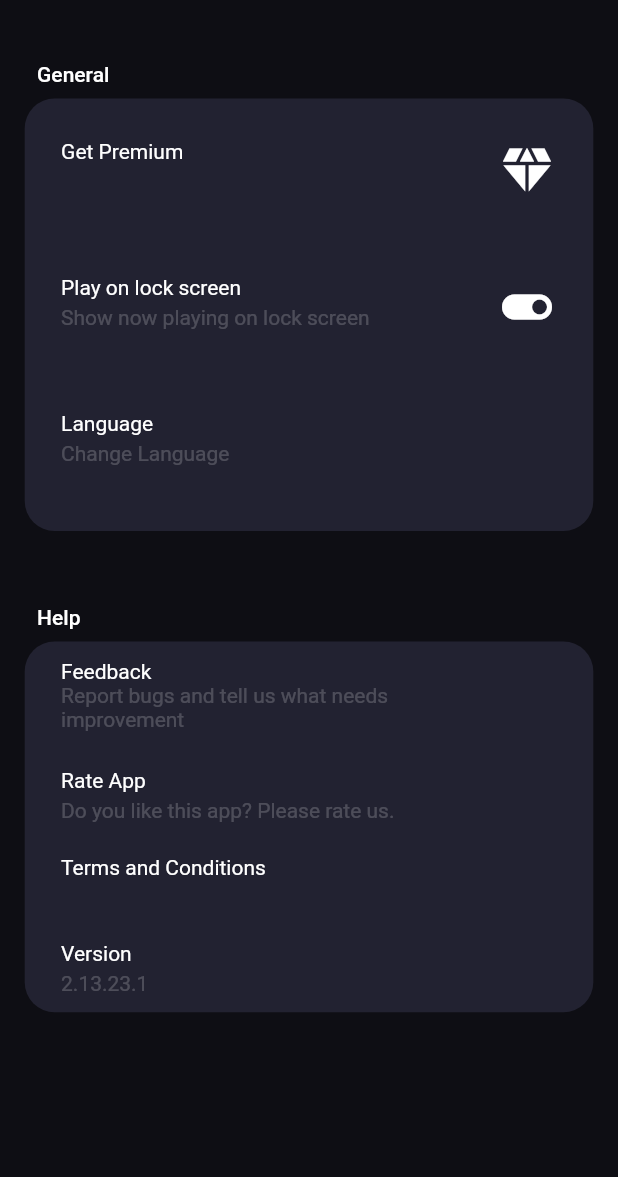
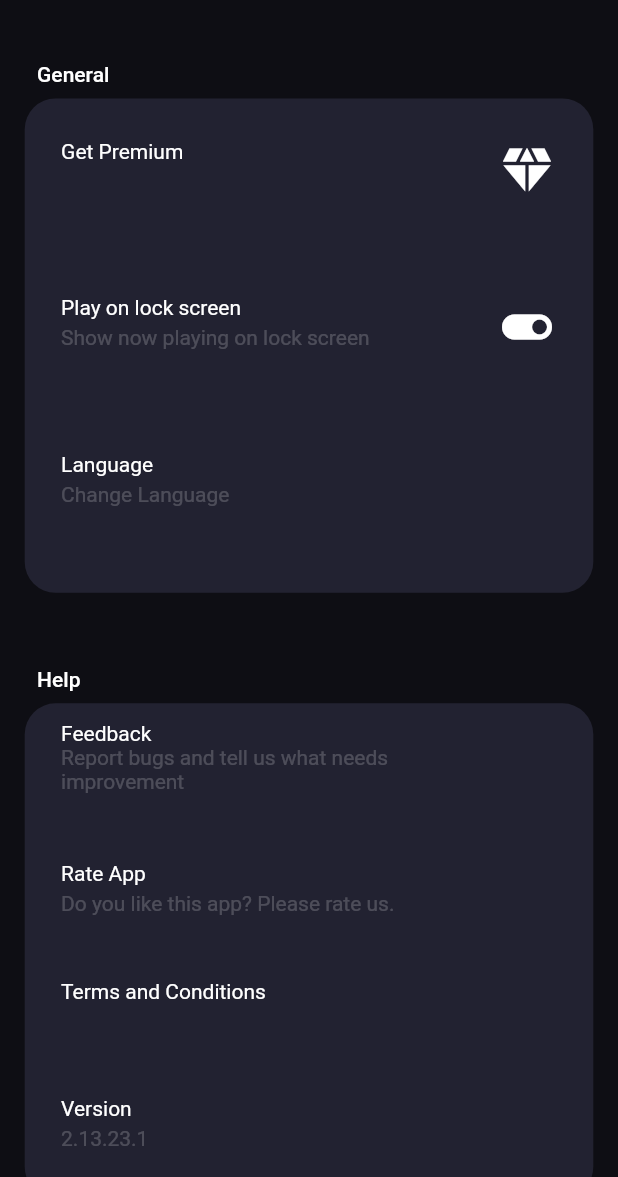
Before and after one commit to furkanagess/music_player_app, a Flutter app: the SettingsPageView screen opened by its route, on a phone screen of 412 x 824 dp, the part 59-1236 px from its top. Run offline on Flutter 3.47's test engine with Material 2 defaults, Android fonts, the phone set to English and light mode, and no system bars; our stand-ins replace audioplayers, dotted_border; network calls fail.

Commit message:
view fixes

```diff
--- a/lib/feature/view/settings/settings_view.dart
+++ b/lib/feature/view/settings/settings_view.dart
@@ -20,58 +20,13 @@ class SettingsPageView extends StatelessWidget {
             child: Column(
               children: [
                 generalSettingsText(context),
-                generalSettingsContainer(context),
+                const GeneralSettingsArea(),
                 SizedBox(height: context.dynamicHeight(0.05)),
                 helpSettingsText(context),
-                helpSettingsContainer(context),
+                const HelpSettingsArea(),
               ],
             ),
           ),
-        ),
-      ),
-    );
-  }
-
-  Container helpSettingsContainer(BuildContext context) {
-    return Container(
-      decoration: BoxDecoration(
-        color: AppColors().darkBlue,
-        borderRadius: BorderRadius.circular(20),
-      ),
-      height: context.dynamicHeight(0.3),
-      child: Padding(
-        padding: context.paddingLow,
-        child: Column(
-          mainAxisAlignment: MainAxisAlignment.spaceEvenly,
-          children: [
-            Expanded(
-              child: CustomSettingsListtile(
-                onTap: () {},
-                title: AppStrings.feedback,
-                subTitle: AppStrings.feedbackDesc,
-              ),
-            ),
-            Expanded(
-              child: CustomSettingsListtile(
-                onTap: () {},
-                title: AppStrings.rate,
-                subTitle: AppStrings.rateDesc,
-              ),
-            ),
-            Expanded(
-              child: CustomSettingsListtile(
-                onTap: () {},
-                title: AppStrings.terms,
-              ),
-            ),
-            Expanded(
-              child: CustomSettingsListtile(
-                onTap: () {},
-                title: AppStrings.version,
-                subTitle: AppStrings.versionDesc,
-              ),
-            ),
-          ],
         ),
       ),
     );
@@ -127,44 +82,131 @@ class SettingsPageView extends StatelessWidget {
       ],
     );
   }
+}
 
-  Container generalSettingsContainer(BuildContext context) {
+class GeneralSettingsArea extends StatelessWidget {
+  const GeneralSettingsArea({
+    super.key,
+  });
+
+  @override
+  Widget build(BuildContext context) {
     return Container(
       decoration: BoxDecoration(
         color: AppColors().darkBlue,
-        borderRadius: BorderRadius.circular(20),
+        borderRadius: BorderRadius.all(context.normalRadius),
       ),
-      height: context.dynamicHeight(0.35),
+      height: context.dynamicHeight(0.4),
       child: Padding(
         padding: context.paddingLow,
         child: Column(
           children: [
             Expanded(
-              child: CustomSettingsListtile(
-                onTap: () {},
-                title: AppStrings.getPremium,
-                icon: Icons.diamond,
-              ),
+              child: premiumListtile(),
             ),
             Expanded(
-              child: CustomSettingsListtile(
-                onTap: () {},
-                title: AppStrings.lockScreen,
-                subTitle: AppStrings.lockScreenDesc,
-                icon: Icons.toggle_on,
-                onPressed: () {},
-              ),
+              child: lockScreenListtile(),
             ),
             Expanded(
-              child: CustomSettingsListtile(
-                onTap: () {},
-                title: AppStrings.language,
-                subTitle: AppStrings.languageDesc,
-              ),
+              child: languageListtile(),
             ),
           ],
         ),
       ),
     );
   }
+
+  CustomSettingsListtile languageListtile() {
+    return CustomSettingsListtile(
+      onTap: () {},
+      title: AppStrings.language,
+      subTitle: AppStrings.languageDesc,
+    );
+  }
+
+  CustomSettingsListtile lockScreenListtile() {
+    return CustomSettingsListtile(
+      onTap: () {},
+      title: AppStrings.lockScreen,
+      subTitle: AppStrings.lockScreenDesc,
+      icon: Icons.toggle_on,
+      onPressed: () {},
+    );
+  }
+
+  CustomSettingsListtile premiumListtile() {
+    return CustomSettingsListtile(
+      onTap: () {},
+      title: AppStrings.getPremium,
+      icon: Icons.diamond,
+    );
+  }
 }
+
+class HelpSettingsArea extends StatelessWidget {
+  const HelpSettingsArea({
+    super.key,
+  });
+
+  @override
+  Widget build(BuildContext context) {
+    return Container(
+      decoration: BoxDecoration(
+        color: AppColors().darkBlue,
+        borderRadius: BorderRadius.all(context.normalRadius),
+      ),
+      height: context.dynamicHeight(0.4),
+      child: Padding(
+        padding: context.paddingLow,
+        child: Column(
+          mainAxisAlignment: MainAxisAlignment.spaceEvenly,
+          children: [
+            Expanded(
+              child: feedbackListtile(),
+            ),
+            Expanded(
+              child: rateListtile(),
+            ),
+            Expanded(
+              child: termsListtile(),
+            ),
+            Expanded(
+              child: versionListtile(),
+            ),
+          ],
+        ),
+      ),
+    );
+  }
+
+  CustomSettingsListtile versionListtile() {
+    return CustomSettingsListtile(
+      onTap: () {},
+      title: AppStrings.version,
+      subTitle: AppStrings.versionDesc,
+    );
+  }
+
+  CustomSettingsListtile termsListtile() {
+    return CustomSettingsListtile(
+      onTap: () {},
+      title: AppStrings.terms,
+    );
+  }
+
+  CustomSettingsListtile rateListtile() {
+    return CustomSettingsListtile(
+      onTap: () {},
+      title: AppStrings.rate,
+      subTitle: AppStrings.rateDesc,
+    );
+  }
+
+  CustomSettingsListtile feedbackListtile() {
+    return CustomSettingsListtile(
+      onTap: () {},
+      title: AppStrings.feedback,
+      subTitle: AppStrings.feedbackDesc,
+    );
+  }
+}
```
Also changed, not shown: lib/feature/view/detail/music_detail_view.dart (+3 -5 lines), lib/feature/view/home/home_view.dart (+6 -6 lines), lib/feature/view/home/subHome/home_bottom_sheet.dart (+52 -31 lines), lib/feature/view/premium/premium_view.dart (+23 -14 lines), lib/feature/view/splash/splash_view.dart (+4 -3 lines).
